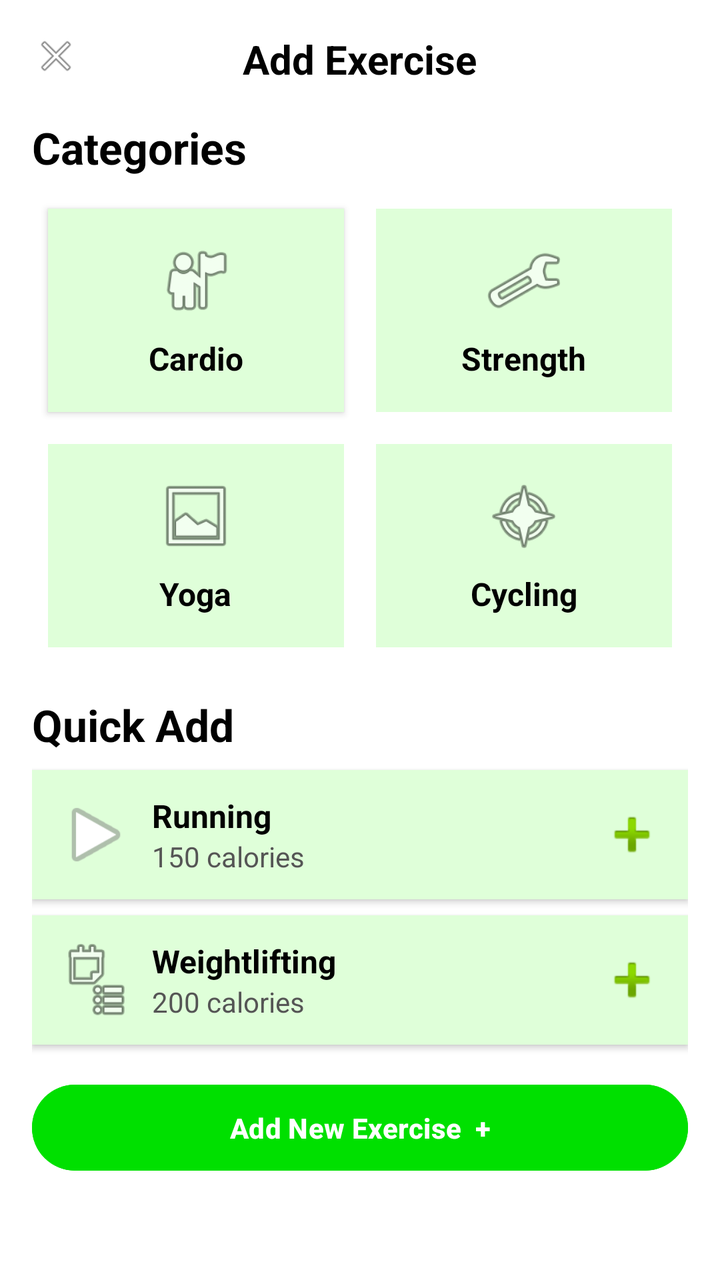
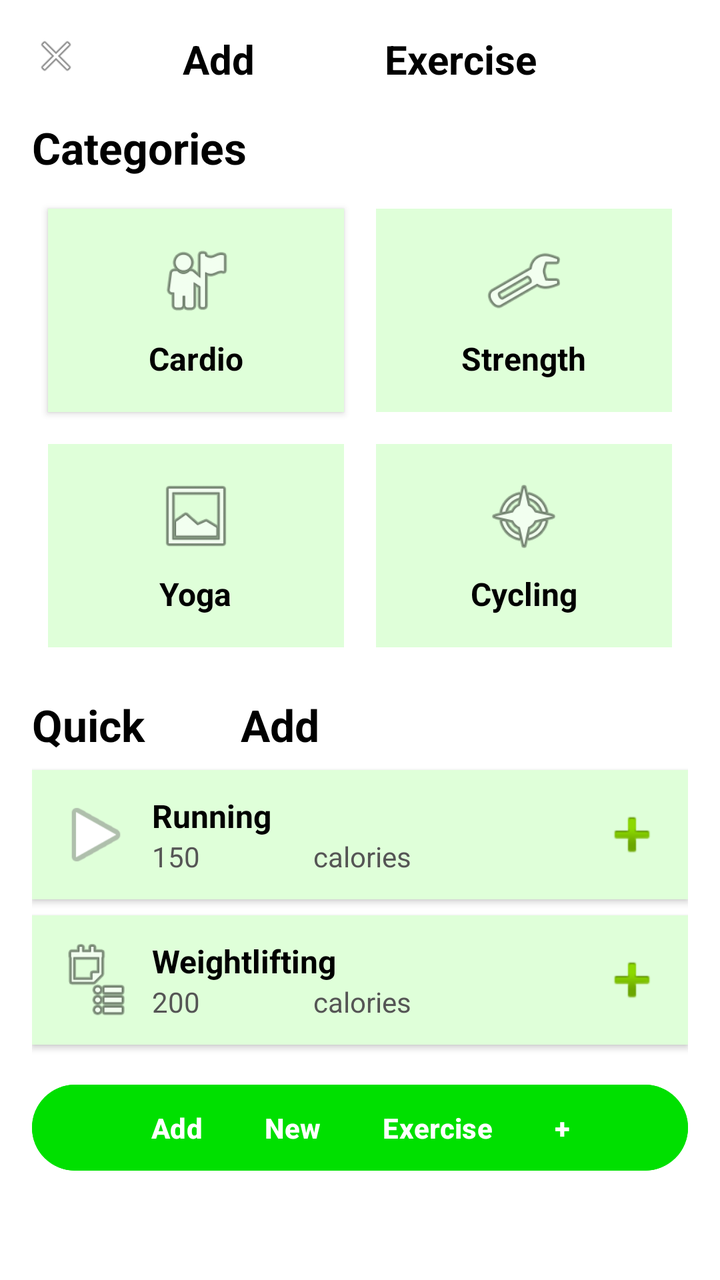

An Android layout rendered at two revisions. The XML below is the earlier revision; the diff shows what the commit changed to produce the second picture.
<!-- AndroidManifest.xml: application theme Theme.FinalHamada -->
<!-- res/layout/activity_exercises.xml -->
<?xml version="1.0" encoding="utf-8"?>
<LinearLayout
    xmlns:android="http://schemas.android.com/apk/res/android"
    android:layout_width="match_parent"
    android:layout_height="match_parent"
    android:orientation="vertical"
    android:background="#FFFFFF"
    android:padding="16dp"
    android:id="@+id/main">

    
    <RelativeLayout
        android:layout_width="match_parent"
        android:layout_height="wrap_content"
        android:layout_marginBottom="8dp">

        <ImageView
            android:id="@+id/btnClose"
            android:src="@android:drawable/ic_menu_close_clear_cancel"
            android:layout_alignParentStart="true"
            android:layout_width="24dp"
            android:layout_height="24dp"
            android:contentDescription="Close"/>

        <TextView
            android:text="Add Exercise"
            android:textStyle="bold"
            android:textSize="20sp"
            android:layout_centerHorizontal="true"
            android:textColor="#000"
            android:layout_width="wrap_content"
            android:layout_height="wrap_content"/>
    </RelativeLayout>

    
    <TextView
        android:text="Categories"
        android:textStyle="bold"
        android:textSize="22sp"
        android:textColor="#000"
        android:layout_marginTop="8dp"
        android:layout_marginBottom="8dp"
        android:layout_width="wrap_content"
        android:layout_height="wrap_content"/>

    
    <GridLayout
        android:columnCount="2"
        android:layout_width="match_parent"
        android:layout_height="wrap_content">

        
        <LinearLayout
            android:orientation="vertical"
            android:gravity="center"
            android:background="#DFFFD9"
            android:layout_margin="8dp"
            android:padding="16dp"
            android:layout_width="0dp"
            android:layout_height="wrap_content"
            android:layout_columnWeight="1"
            android:backgroundTint="#DFFFD9"
            android:elevation="2dp"
            android:clipToOutline="true"
            android:layout_gravity="fill">

            <ImageView
                android:src="@android:drawable/ic_menu_myplaces"
                android:layout_width="40dp"
                android:layout_height="40dp"/>

            <TextView
                android:text="Cardio"
                android:textStyle="bold"
                android:textSize="16sp"
                android:layout_marginTop="8dp"
                android:textColor="#000"
                android:layout_width="wrap_content"
                android:layout_height="wrap_content"/>
        </LinearLayout>

        
        <LinearLayout
            android:orientation="vertical"
            android:gravity="center"
            android:background="#DFFFD9"
            android:layout_margin="8dp"
            android:padding="16dp"
            android:layout_width="0dp"
            android:layout_height="wrap_content"
            android:layout_columnWeight="1">

            <ImageView
                android:src="@android:drawable/ic_menu_manage"
                android:layout_width="40dp"
                android:layout_height="40dp"/>

            <TextView
                android:text="Strength"
                android:textStyle="bold"
                android:textSize="16sp"
                android:layout_marginTop="8dp"
                android:textColor="#000"
                android:layout_width="wrap_content"
                android:layout_height="wrap_content"/>
        </LinearLayout>

        
        <LinearLayout
            android:orientation="vertical"
            android:gravity="center"
            android:background="#DFFFD9"
            android:layout_margin="8dp"
            android:padding="16dp"
            android:layout_width="0dp"
            android:layout_height="wrap_content"
            android:layout_columnWeight="1">

            <ImageView
                android:src="@android:drawable/ic_menu_gallery"
                android:layout_width="40dp"
                android:layout_height="40dp"/>

            <TextView
                android:text="Yoga"
                android:textStyle="bold"
                android:textSize="16sp"
                android:layout_marginTop="8dp"
                android:textColor="#000"
                android:layout_width="wrap_content"
                android:layout_height="wrap_content"/>
        </LinearLayout>

        
        <LinearLayout
            android:orientation="vertical"
            android:gravity="center"
            android:background="#DFFFD9"
            android:layout_margin="8dp"
            android:padding="16dp"
            android:layout_width="0dp"
            android:layout_height="wrap_content"
            android:layout_columnWeight="1">

            <ImageView
                android:src="@android:drawable/ic_menu_compass"
                android:layout_width="40dp"
                android:layout_height="40dp"/>

            <TextView
                android:text="Cycling"
                android:textStyle="bold"
                android:textSize="16sp"
                android:layout_marginTop="8dp"
                android:textColor="#000"
                android:layout_width="wrap_content"
                android:layout_height="wrap_content"/>
        </LinearLayout>

    </GridLayout>

    
    <TextView
        android:text="Quick Add"
        android:textStyle="bold"
        android:textSize="22sp"
        android:textColor="#000"
        android:layout_marginTop="16dp"
        android:layout_marginBottom="8dp"
        android:layout_width="wrap_content"
        android:layout_height="wrap_content"/>

    
    <LinearLayout
        android:orientation="horizontal"
        android:background="#DFFFD9"
        android:gravity="center_vertical"
        android:padding="12dp"
        android:layout_marginBottom="8dp"
        android:layout_width="match_parent"
        android:layout_height="wrap_content"
        android:elevation="2dp">

        <ImageView
            android:src="@android:drawable/ic_media_play"
            android:layout_width="40dp"
            android:layout_height="40dp"/>

        <LinearLayout
            android:orientation="vertical"
            android:layout_marginStart="8dp"
            android:layout_weight="1"
            android:layout_width="0dp"
            android:layout_height="wrap_content">

            <TextView
                android:text="Running"
                android:textStyle="bold"
                android:textSize="16sp"
                android:textColor="#000"
                android:layout_width="wrap_content"
                android:layout_height="wrap_content"/>

            <TextView
                android:text="150 calories"
                android:textColor="#555"
                android:textSize="14sp"
                android:layout_width="wrap_content"
                android:layout_height="wrap_content"/>
        </LinearLayout>

        <ImageView
            android:src="@android:drawable/ic_input_add"
            android:layout_width="32dp"
            android:layout_height="32dp"/>
    </LinearLayout>

    
    <LinearLayout
        android:orientation="horizontal"
        android:background="#DFFFD9"
        android:gravity="center_vertical"
        android:padding="12dp"
        android:layout_width="match_parent"
        android:layout_height="wrap_content"
        android:elevation="2dp">

        <ImageView
            android:src="@android:drawable/ic_menu_agenda"
            android:layout_width="40dp"
            android:layout_height="40dp"/>

        <LinearLayout
            android:orientation="vertical"
            android:layout_marginStart="8dp"
            android:layout_weight="1"
            android:layout_width="0dp"
            android:layout_height="wrap_content">

            <TextView
                android:text="Weightlifting"
                android:textStyle="bold"
                android:textSize="16sp"
                android:textColor="#000"
                android:layout_width="wrap_content"
                android:layout_height="wrap_content"/>

            <TextView
                android:text="200 calories"
                android:textColor="#555"
                android:textSize="14sp"
                android:layout_width="wrap_content"
                android:layout_height="wrap_content"/>
        </LinearLayout>

        <ImageView
            android:src="@android:drawable/ic_input_add"
            android:layout_width="32dp"
            android:layout_height="32dp"/>
    </LinearLayout>

    
    <Button
        android:text="Add New Exercise  +"
        android:backgroundTint="#00E000"
        android:textColor="#FFFFFF"
        android:textStyle="bold"
        android:layout_marginTop="16dp"
        android:layout_width="match_parent"
        android:layout_height="wrap_content"
        android:padding="12dp"
        android:layout_gravity="bottom"/>
</LinearLayout>
<!-- resources referenced by this layout -->
<resources>
  <style name="Theme.FinalHamada" parent="Base.Theme.FinalHamada" />
  <style name="Base.Theme.FinalHamada" parent="Theme.Material3.DayNight.NoActionBar">
          
          
      </style>
</resources>

<!-- the commit's change to res/layout/activity_exercises.xml (unified diff, before → after) -->
@@ -1,273 +1,333 @@
-<?xml version="1.0" encoding="utf-8"?>
+<?xml version="1.0" ?>
 <LinearLayout
-    xmlns:android="http://schemas.android.com/apk/res/android"
-    android:layout_width="match_parent"
-    android:layout_height="match_parent"
-    android:orientation="vertical"
-    android:background="#FFFFFF"
-    android:padding="16dp"
-    android:id="@+id/main">
-
+    xmlns:ns0="http://schemas.android.com/apk/res/android"
+    ns0:layout_width="match_parent"
+    ns0:layout_height="match_parent"
+    ns0:orientation="vertical"
+    ns0:background="#FFFFFF"
+    ns0:padding="16dp"
+    ns0:id="@+id/main">
+    
     
     <RelativeLayout
-        android:layout_width="match_parent"
-        android:layout_height="wrap_content"
-        android:layout_marginBottom="8dp">
-
-        <ImageView
-            android:id="@+id/btnClose"
-            android:src="@android:drawable/ic_menu_close_clear_cancel"
-            android:layout_alignParentStart="true"
-            android:layout_width="24dp"
-            android:layout_height="24dp"
-            android:contentDescription="Close"/>
-
+        ns0:layout_width="match_parent"
+        ns0:layout_height="wrap_content"
+        ns0:layout_marginBottom="8dp">
+        
+        
+        <ImageView
+            ns0:id="@+id/btnClose"
+            ns0:src="@android:drawable/ic_menu_close_clear_cancel"
+            ns0:layout_alignParentStart="true"
+            ns0:layout_width="24dp"
+            ns0:layout_height="24dp"
+            ns0:contentDescription="Close"/>
+        
+        
         <TextView
-            android:text="Add Exercise"
-            android:textStyle="bold"
-            android:textSize="20sp"
-            android:layout_centerHorizontal="true"
-            android:textColor="#000"
-            android:layout_width="wrap_content"
-            android:layout_height="wrap_content"/>
+            ns0:text="Add
+            Exercise"
+            ns0:textStyle="bold"
+            ns0:textSize="20sp"
+            ns0:layout_centerHorizontal="true"
+            ns0:textColor="#000"
+            ns0:layout_width="wrap_content"
+            ns0:layout_height="wrap_content"
+            ns0:id="@+id/tvAddExercise"/>
+        
+        
     </RelativeLayout>
-
+    
     
     <TextView
-        android:text="Categories"
-        android:textStyle="bold"
-        android:textSize="22sp"
-        android:textColor="#000"
-        android:layout_marginTop="8dp"
-        android:layout_marginBottom="8dp"
-        android:layout_width="wrap_content"
-        android:layout_height="wrap_content"/>
-
+        ns0:text="Categories"
+        ns0:textStyle="bold"
+        ns0:textSize="22sp"
+        ns0:textColor="#000"
+        ns0:layout_marginTop="8dp"
+        ns0:layout_marginBottom="8dp"
+        ns0:layout_width="wrap_content"
+        ns0:layout_height="wrap_content"
+        ns0:id="@+id/tvCategories"/>
+    
     
     <GridLayout
-        android:columnCount="2"
-        android:layout_width="match_parent"
-        android:layout_height="wrap_content">
-
-        
-        <LinearLayout
-            android:orientation="vertical"
-            android:gravity="center"
-            android:background="#DFFFD9"
-            android:layout_margin="8dp"
-            android:padding="16dp"
-            android:layout_width="0dp"
-            android:layout_height="wrap_content"
-            android:layout_columnWeight="1"
-            android:backgroundTint="#DFFFD9"
-            android:elevation="2dp"
-            android:clipToOutline="true"
-            android:layout_gravity="fill">
-
+        ns0:columnCount="2"
+        ns0:layout_width="match_parent"
+        ns0:layout_height="wrap_content">
+        
+        
+        <LinearLayout
+            ns0:orientation="vertical"
+            ns0:gravity="center"
+            ns0:background="#DFFFD9"
+            ns0:layout_margin="8dp"
+            ns0:padding="16dp"
+            ns0:layout_width="0dp"
+            ns0:layout_height="wrap_content"
+            ns0:layout_columnWeight="1"
+            ns0:backgroundTint="#DFFFD9"
+            ns0:elevation="2dp"
+            ns0:clipToOutline="true"
+            ns0:layout_gravity="fill">
+            
+            
             <ImageView
-                android:src="@android:drawable/ic_menu_myplaces"
-                android:layout_width="40dp"
-                android:layout_height="40dp"/>
-
-            <TextView
-                android:text="Cardio"
-                android:textStyle="bold"
-                android:textSize="16sp"
-                android:layout_marginTop="8dp"
-                android:textColor="#000"
-                android:layout_width="wrap_content"
-                android:layout_height="wrap_content"/>
-        </LinearLayout>
-
-        
-        <LinearLayout
-            android:orientation="vertical"
-            android:gravity="center"
-            android:background="#DFFFD9"
-            android:layout_margin="8dp"
-            android:padding="16dp"
-            android:layout_width="0dp"
-            android:layout_height="wrap_content"
-            android:layout_columnWeight="1">
-
+                ns0:src="@android:drawable/ic_menu_myplaces"
+                ns0:layout_width="40dp"
+                ns0:layout_height="40dp"/>
+            
+            
+            <TextView
+                ns0:text="Cardio"
+                ns0:textStyle="bold"
+                ns0:textSize="16sp"
+                ns0:layout_marginTop="8dp"
+                ns0:textColor="#000"
+                ns0:layout_width="wrap_content"
+                ns0:layout_height="wrap_content"
+                ns0:id="@+id/tvCardio"/>
+            
+            
+        </LinearLayout>
+        
+        
+        <LinearLayout
+            ns0:orientation="vertical"
+            ns0:gravity="center"
+            ns0:background="#DFFFD9"
+            ns0:layout_margin="8dp"
+            ns0:padding="16dp"
+            ns0:layout_width="0dp"
+            ns0:layout_height="wrap_content"
+            ns0:layout_columnWeight="1">
+            
+            
             <ImageView
-                android:src="@android:drawable/ic_menu_manage"
-                android:layout_width="40dp"
-                android:layout_height="40dp"/>
-
-            <TextView
-                android:text="Strength"
-                android:textStyle="bold"
-                android:textSize="16sp"
-                android:layout_marginTop="8dp"
-                android:textColor="#000"
-                android:layout_width="wrap_content"
-                android:layout_height="wrap_content"/>
-        </LinearLayout>
-
-        
-        <LinearLayout
-            android:orientation="vertical"
-            android:gravity="center"
-            android:background="#DFFFD9"
-            android:layout_margin="8dp"
-            android:padding="16dp"
-            android:layout_width="0dp"
-            android:layout_height="wrap_content"
-            android:layout_columnWeight="1">
-
+                ns0:src="@android:drawable/ic_menu_manage"
+                ns0:layout_width="40dp"
+                ns0:layout_height="40dp"/>
+            
+            
+            <TextView
+                ns0:text="Strength"
+                ns0:textStyle="bold"
+                ns0:textSize="16sp"
+                ns0:layout_marginTop="8dp"
+                ns0:textColor="#000"
+                ns0:layout_width="wrap_content"
+                ns0:layout_height="wrap_content"
+                ns0:id="@+id/tvStrength"/>
+            
+            
+        </LinearLayout>
+        
+        
+        <LinearLayout
+            ns0:orientation="vertical"
+            ns0:gravity="center"
+            ns0:background="#DFFFD9"
+            ns0:layout_margin="8dp"
+            ns0:padding="16dp"
+            ns0:layout_width="0dp"
+            ns0:layout_height="wrap_content"
+            ns0:layout_columnWeight="1">
+            
+            
             <ImageView
-                android:src="@android:drawable/ic_menu_gallery"
-                android:layout_width="40dp"
-                android:layout_height="40dp"/>
-
-            <TextView
-                android:text="Yoga"
-                android:textStyle="bold"
-                android:textSize="16sp"
-                android:layout_marginTop="8dp"
-                android:textColor="#000"
-                android:layout_width="wrap_content"
-                android:layout_height="wrap_content"/>
-        </LinearLayout>
-
-        
-        <LinearLayout
-            android:orientation="vertical"
-            android:gravity="center"
-            android:background="#DFFFD9"
-            android:layout_margin="8dp"
-            android:padding="16dp"
-            android:layout_width="0dp"
-            android:layout_height="wrap_content"
-            android:layout_columnWeight="1">
-
+                ns0:src="@android:drawable/ic_menu_gallery"
+                ns0:layout_width="40dp"
+                ns0:layout_height="40dp"/>
+            
+            
+            <TextView
+                ns0:text="Yoga"
+                ns0:textStyle="bold"
+                ns0:textSize="16sp"
+                ns0:layout_marginTop="8dp"
+                ns0:textColor="#000"
+                ns0:layout_width="wrap_content"
+                ns0:layout_height="wrap_content"
+                ns0:id="@+id/tvYoga"/>
+            
+            
+        </LinearLayout>
+        
+        
+        <LinearLayout
+            ns0:orientation="vertical"
+            ns0:gravity="center"
+            ns0:background="#DFFFD9"
+            ns0:layout_margin="8dp"
+            ns0:padding="16dp"
+            ns0:layout_width="0dp"
+            ns0:layout_height="wrap_content"
+            ns0:layout_columnWeight="1">
+            
+            
             <ImageView
-                android:src="@android:drawable/ic_menu_compass"
-                android:layout_width="40dp"
-                android:layout_height="40dp"/>
-
-            <TextView
-                android:text="Cycling"
-                android:textStyle="bold"
-                android:textSize="16sp"
-                android:layout_marginTop="8dp"
-                android:textColor="#000"
-                android:layout_width="wrap_content"
-                android:layout_height="wrap_content"/>
-        </LinearLayout>
-
+                ns0:src="@android:drawable/ic_menu_compass"
+                ns0:layout_width="40dp"
+                ns0:layout_height="40dp"/>
+            
+            
+            <TextView
+                ns0:text="Cycling"
+                ns0:textStyle="bold"
+                ns0:textSize="16sp"
+                ns0:layout_marginTop="8dp"
+                ns0:textColor="#000"
+                ns0:layout_width="wrap_content"
+                ns0:layout_height="wrap_content"
+                ns0:id="@+id/tvCycling"/>
+            
+            
+        </LinearLayout>
+        
+        
     </GridLayout>
-
+    
     
     <TextView
-        android:text="Quick Add"
-        android:textStyle="bold"
-        android:textSize="22sp"
-        android:textColor="#000"
-        android:layout_marginTop="16dp"
-        android:layout_marginBottom="8dp"
-        android:layout_width="wrap_content"
-        android:layout_height="wrap_content"/>
-
+        ns0:text="Quick
+        Add"
+        ns0:textStyle="bold"
+        ns0:textSize="22sp"
+        ns0:textColor="#000"
+        ns0:layout_marginTop="16dp"
+        ns0:layout_marginBottom="8dp"
+        ns0:layout_width="wrap_content"
+        ns0:layout_height="wrap_content"
+        ns0:id="@+id/tvQuickAdd"/>
+    
     
     <LinearLayout
-        android:orientation="horizontal"
-        android:background="#DFFFD9"
-        android:gravity="center_vertical"
-        android:padding="12dp"
-        android:layout_marginBottom="8dp"
-        android:layout_width="match_parent"
-        android:layout_height="wrap_content"
-        android:elevation="2dp">
-
-        <ImageView
-            android:src="@android:drawable/ic_media_play"
-            android:layout_width="40dp"
-            android:layout_height="40dp"/>
-
-        <LinearLayout
-            android:orientation="vertical"
-            android:layout_marginStart="8dp"
-            android:layout_weight="1"
-            android:layout_width="0dp"
-            android:layout_height="wrap_content">
-
-            <TextView
-                android:text="Running"
-                android:textStyle="bold"
-                android:textSize="16sp"
-                android:textColor="#000"
-                android:layout_width="wrap_content"
-                android:layout_height="wrap_content"/>
-
-            <TextView
-                android:text="150 calories"
-                android:textColor="#555"
-                android:textSize="14sp"
-                android:layout_width="wrap_content"
-                android:layout_height="wrap_content"/>
-        </LinearLayout>
-
-        <ImageView
-            android:src="@android:drawable/ic_input_add"
-            android:layout_width="32dp"
-            android:layout_height="32dp"/>
+        ns0:orientation="horizontal"
+        ns0:background="#DFFFD9"
+        ns0:gravity="center_vertical"
+        ns0:padding="12dp"
+        ns0:layout_marginBottom="8dp"
+        ns0:layout_width="match_parent"
+        ns0:layout_height="wrap_content"
+        ns0:elevation="2dp">
+        
+        
+        <ImageView
+            ns0:src="@android:drawable/ic_media_play"
+            ns0:layout_width="40dp"
+            ns0:layout_height="40dp"/>
+        
+        
+        <LinearLayout
+            ns0:orientation="vertical"
+            ns0:layout_marginStart="8dp"
+            ns0:layout_weight="1"
+            ns0:layout_width="0dp"
+            ns0:layout_height="wrap_content">
+            
+            
+            <TextView
+                ns0:text="Running"
+                ns0:textStyle="bold"
+                ns0:textSize="16sp"
+                ns0:textColor="#000"
+                ns0:layout_width="wrap_content"
+                ns0:layout_height="wrap_content"
+                ns0:id="@+id/tvRunning"/>
+            
+            
+            <TextView
+                ns0:text="150
+                calories"
+                ns0:textColor="#555"
+                ns0:textSize="14sp"
+                ns0:layout_width="wrap_content"
+                ns0:layout_height="wrap_content"
+                ns0:id="@+id/tvN150Calories"/>
+            
+            
+        </LinearLayout>
+        
+        
+        <ImageView
+            ns0:src="@android:drawable/ic_input_add"
+            ns0:layout_width="32dp"
+            ns0:layout_height="32dp"/>
+        
+        
     </LinearLayout>
-
+    
     
     <LinearLayout
-        android:orientation="horizontal"
-        android:background="#DFFFD9"
-        android:gravity="center_vertical"
-        android:padding="12dp"
-        android:layout_width="match_parent"
-        android:layout_height="wrap_content"
-        android:elevation="2dp">
-
-        <ImageView
-            android:src="@android:drawable/ic_menu_agenda"
-            android:layout_width="40dp"
-            android:layout_height="40dp"/>
-
-        <LinearLayout
-            android:orientation="vertical"
-            android:layout_marginStart="8dp"
-            android:layout_weight="1"
-            android:layout_width="0dp"
-            android:layout_height="wrap_content">
-
-            <TextView
-                android:text="Weightlifting"
-                android:textStyle="bold"
-                android:textSize="16sp"
-                android:textColor="#000"
-                android:layout_width="wrap_content"
-                android:layout_height="wrap_content"/>
-
-            <TextView
-                android:text="200 calories"
-                android:textColor="#555"
-                android:textSize="14sp"
-                android:layout_width="wrap_content"
-                android:layout_height="wrap_content"/>
-        </LinearLayout>
-
-        <ImageView
-            android:src="@android:drawable/ic_input_add"
-            android:layout_width="32dp"
-            android:layout_height="32dp"/>
+        ns0:orientation="horizontal"
+        ns0:background="#DFFFD9"
+        ns0:gravity="center_vertical"
+        ns0:padding="12dp"
+        ns0:layout_width="match_parent"
+        ns0:layout_height="wrap_content"
+        ns0:elevation="2dp">
+        
+        
+        <ImageView
+            ns0:src="@android:drawable/ic_menu_agenda"
+            ns0:layout_width="40dp"
+            ns0:layout_height="40dp"/>
+        
+        
+        <LinearLayout
+            ns0:orientation="vertical"
+            ns0:layout_marginStart="8dp"
+            ns0:layout_weight="1"
+            ns0:layout_width="0dp"
+            ns0:layout_height="wrap_content">
+            
+            
+            <TextView
+                ns0:text="Weightlifting"
+                ns0:textStyle="bold"
+                ns0:textSize="16sp"
+                ns0:textColor="#000"
+                ns0:layout_width="wrap_content"
+                ns0:layout_height="wrap_content"
+                ns0:id="@+id/tvWeightlifting"/>
+            
+            
+            <TextView
+                ns0:text="200
+                calories"
+                ns0:textColor="#555"
+                ns0:textSize="14sp"
+                ns0:layout_width="wrap_content"
+                ns0:layout_height="wrap_content"
+                ns0:id="@+id/tvN200Calories"/>
+            
+            
+        </LinearLayout>
+        
+        
+        <ImageView
+            ns0:src="@android:drawable/ic_input_add"
+            ns0:layout_width="32dp"
+            ns0:layout_height="32dp"/>
+        
+        
     </LinearLayout>
-
+    
     
     <Button
-        android:text="Add New Exercise  +"
-        android:backgroundTint="#00E000"
-        android:textColor="#FFFFFF"
-        android:textStyle="bold"
-        android:layout_marginTop="16dp"
-        android:layout_width="match_parent"
-        android:layout_height="wrap_content"
-        android:padding="12dp"
-        android:layout_gravity="bottom"/>
+        ns0:text="Add
+        New
+        Exercise
+        +"
+        ns0:backgroundTint="#00E000"
+        ns0:textColor="#FFFFFF"
+        ns0:textStyle="bold"
+        ns0:layout_marginTop="16dp"
+        ns0:layout_width="match_parent"
+        ns0:layout_height="wrap_content"
+        ns0:padding="12dp"
+        ns0:layout_gravity="bottom"
+        ns0:id="@+id/btnAddNewExercise"/>
+    
+    
 </LinearLayout>
